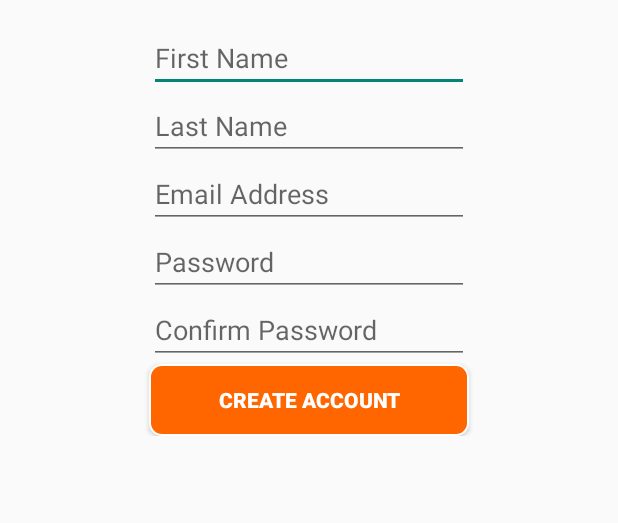
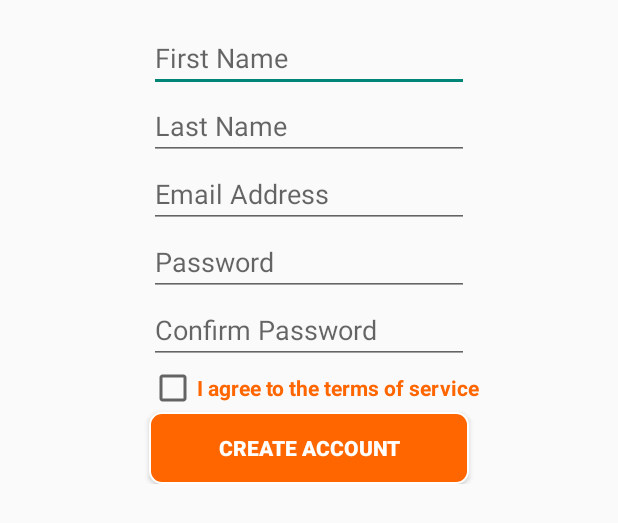
Before and after one commit to MikhalevKonstantin/media_share, an Android app: the layout activity_signup.xml on its own in the app's theme, with its tools: preview values and no code run, on a phone screen of 412 x 824 dp. Shown: the top 523 px of the screen. Run offline under Robolectric (Android 15) with nearby library versions, the phone set to English and light mode, and no system bars.

Commit message:
Add a CheckBox widget

```diff
--- a/MediaShare/app/src/main/res/layout/activity_signup.xml
+++ b/MediaShare/app/src/main/res/layout/activity_signup.xml
@@ -4,8 +4,10 @@
     android:layout_height="fill_parent"
     tools:context="ke.co.mediashare.mediashare.SignUpActivity">
 
-<RelativeLayout  android:layout_width="match_parent"
-    android:layout_height="wrap_content" android:paddingLeft="@dimen/activity_horizontal_margin"
+    <RelativeLayout
+        android:layout_width="match_parent"
+        android:layout_height="wrap_content"
+        android:paddingLeft="@dimen/activity_horizontal_margin"
         android:paddingRight="@dimen/activity_horizontal_margin"
         android:paddingTop="@dimen/activity_vertical_margin"
         android:paddingBottom="@dimen/activity_vertical_margin">
@@ -61,6 +63,17 @@
             android:layout_centerHorizontal="true"
             android:hint="@string/hint_confirm_password" />
 
+        <CheckBox
+            android:layout_width="wrap_content"
+            android:layout_height="wrap_content"
+            android:text="I agree to the terms of service"
+            android:textColor="#ff6600"
+            android:textStyle="bold"
+            android:id="@+id/checkbox_terms_of_service"
+            android:layout_below="@+id/edit_text_confirm_password"
+            android:layout_alignLeft="@+id/edit_text_confirm_password"
+            android:layout_alignStart="@+id/edit_text_confirm_password" />
+
         <Button
             android:layout_width="wrap_content"
             android:layout_height="wrap_content"
@@ -69,10 +82,12 @@
             android:background="@drawable/button_background"
             android:textStyle="bold"
             android:textColor="#ffffff"
-        android:layout_below="@+id/edit_text_confirm_password"
-        android:layout_alignLeft="@+id/edit_text_confirm_password"
-        android:layout_alignStart="@+id/edit_text_confirm_password"
+            android:layout_below="@+id/checkbox_terms_of_service"
+            android:layout_alignLeft="@+id/checkbox_terms_of_service"
+            android:layout_alignStart="@+id/checkbox_terms_of_service"
             android:layout_alignRight="@+id/edit_text_confirm_password"
             android:layout_alignEnd="@+id/edit_text_confirm_password" />
+
+
     </RelativeLayout>
 </ScrollView>
```
Lines whose indentation alone changed are shown as unchanged.
